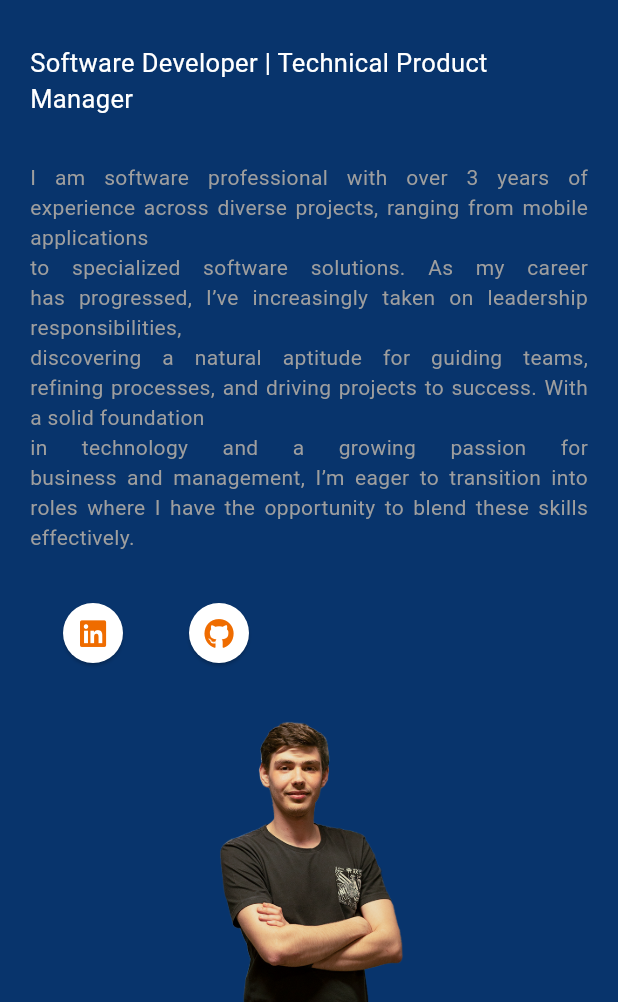
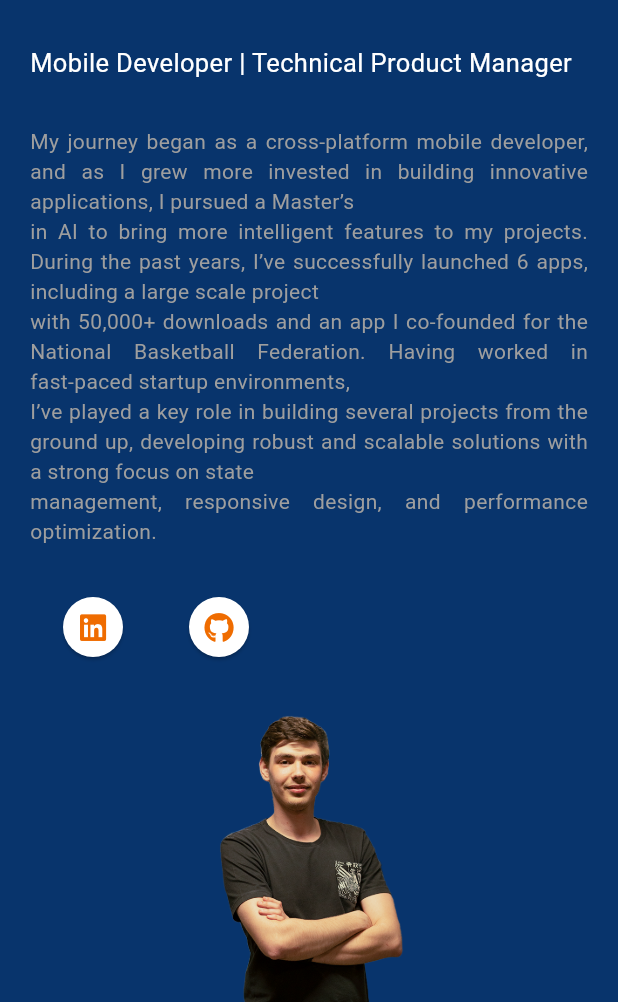
Before and after one commit to VictorRadoi/personal_website, a Flutter app: the screen it shows after launch, on a phone screen of 412 x 824 dp, the part 234-1236 px from its top. Run offline on Flutter 3.47's test engine with Material 3 defaults, Android fonts, the phone set to English and light mode, and no system bars; our stand-ins replace font_awesome_flutter, google_fonts; missing offline and left inert: universal_html; Roboto replaces fonts that are missing (Ubuntu).

Commit message:
desktop mode text changed

```diff
--- a/lib/presentation/desktop/sections/about_me_section.dart
+++ b/lib/presentation/desktop/sections/about_me_section.dart
@@ -114,7 +114,7 @@ class AboutMeSection extends StatelessWidget {
                         height: 30,
                       ),
                       SelectableText(
-                        'Software Developer | Technical Product Manager',
+                        'Mobile Developer | Technical Product Manager',
                         style: ubuntu17white,
                       ),
                       const SizedBox(
@@ -123,7 +123,11 @@ class AboutMeSection extends StatelessWidget {
                       SizedBox(
                         width: 550,
                         child: SelectableText(
-                          """I am software professional with over 3 years of experience across diverse projects, ranging from mobile applications to specialized software solutions. As my career has progressed, I’ve increasingly taken on leadership responsibilities, discovering a natural aptitude for guiding teams, refining processes, and driving projects to success. With a solid foundation in technology and a growing passion for business and management, I’m eager to transition into roles where I have the opportunity to blend these skills effectively.""",
+                          """My journey began as a cross‑platform mobile developer, and as I grew more invested in building innovative applications, I pursued a Master’s
+in AI to bring more intelligent features to my projects. During the past years, I’ve successfully launched 6 apps, including a large scale project
+with 50,000+ downloads and an app I co‑founded for the National Basketball Federation. Having worked in fast‑paced startup environments,
+I’ve played a key role in building several projects from the ground up, developing robust and scalable solutions with a strong focus on state
+management, responsive design, and performance optimization.""",
                           textAlign: TextAlign.left,
                           style: ubuntu14grey,
                         ),
--- a/lib/presentation/desktop/sections/achievements_section.dart
+++ b/lib/presentation/desktop/sections/achievements_section.dart
@@ -65,7 +65,7 @@ class AchievementsSection extends StatelessWidget {
                       ),
                       Flexible(
                         child: SelectableText(
-                          'Agile Requirements Foundations',
+                          'Mobile Development with React Native (2024)',
                           style: ubuntu17blackBold,
                         ),
                       ),
@@ -84,7 +84,7 @@ class AchievementsSection extends StatelessWidget {
                       ),
                       Flexible(
                         child: SelectableText(
-                          'Requirements Elicitation and Analysis',
+                          'Google Software Engineering Program (2023)',
                           style: ubuntu17blackBold,
                         ),
                       ),
--- a/lib/presentation/desktop/sections/education_section.dart
+++ b/lib/presentation/desktop/sections/education_section.dart
@@ -16,7 +16,7 @@ class EducationSection extends StatelessWidget {
                 'Dublin City University, Dublin, Ireland - September 2022 - June 2023',
             text2: """Master's Degree in Artifical Intelligence""",
             text3:
-                """• Core Modules: DataMining, DataVisualisation, Statistical Data Analysis, Machine Learning""",
+                """• Machine Learning, Artificial Intelligence, Data Analytics and Data Mining""",
           ),
           SizedBox(
             height: 15,
@@ -36,7 +36,7 @@ class EducationSection extends StatelessWidget {
                 """King's College London, London, United Kingdom - September 2018 - June 2021""",
             text2: """Bachelor's Degree in Computer Science""",
             text3:
-                """• Core Modules: Software Engineering, Database Systems, Object Oriented Design""",
+                """• Data Structures, Object Oriented Design, Databases, Software Engineering""",
           ),
         ],
       ),
--- a/lib/presentation/desktop/sections/experience_section.dart
+++ b/lib/presentation/desktop/sections/experience_section.dart
@@ -13,13 +13,13 @@ class ExperienceSection extends StatelessWidget {
         crossAxisAlignment: CrossAxisAlignment.start,
         children: [
           const TextTile(
-            text1: 'GoParty, Romania - September 2023 - Present',
-            text2: 'TECHNICAL PRODUCT OWNER',
+            text1: 'GoParty, Romania - June 2024 - Present',
+            text2: 'MOBILE DEVELOPER',
             text3:
-                """• Collaborated with founders to conceptualize and define the vision and roadmap for GoParty, an event ticketing solution, shaping the app’s core functionalities and user experience from the ground up
-• Led the Beta testing phase, successfully coordinating 3 events with early adopters, resulting in a 85% positive feedback rate and actionable insights for product improvement
-• Worked closely with founders, developers, and designers to ensure alignment on product goals and user experience
-• Introduced agile practices, managing the product back log and facilitating sprint planning and daily stand‐ups. This improved team productivity and has so far reduced the projected time‐to‐market by 3 months""",
+                """• Drove the UI development of a Flutter based event ticketing platform, from the initial design through to its current beta release phase, contributing to different stages of the project including prototyping, user testing and bug fixing
+• Designed the app architecture, implementing Riverpod for efficient state management
+• Developed a ticket scanning app for event organizers, integrating real‑time backend verification and QR scanning
+• Leveraged Retrofit and Dio to optimize network requests, implementing efficient caching which reduced API call latency and improved the speed of real‑time ticket validation""",
           ),
           const SizedBox(
             height: 15,
@@ -35,13 +35,13 @@ class ExperienceSection extends StatelessWidget {
             height: 15,
           ),
           const TextTile(
-            text1: 'XOXNO, Romania - December 2023 - May 2024',
-            text2: 'MOBILE DEVELOPMENT LEAD',
+            text1: 'XOXNO, Romania - December 2023 - April 2024',
+            text2: 'FLUTTER DEVELOPER (CONTRACT)',
             text3:
-                """• Oversaw the internal launch of the XOXNO mobile app, an NFT market place on the MultiversX blockchain
-• Contributed to the implementation of new features, including a high‐impact cryptocurrency transfer feature that enable susers to securely transfer digital assets, integrating real‐time transactions and multi‐currency support
-• Led the refactoring of the initial codebase, resulting in a 30% reduction in technical debt and a more scalable architecture
-• Coordinated with UX/UI designers and backend developers to ensure alignment on product features and design""",
+                """• Developed an NFT marketplace app supporting secure cryptocurrency transactions on the MultiversX blockchain
+• Led a major refactoring initiative to transform a legacy codebase into a more scalable and maintainable architecture, leveraging Riverpod for state management and Freezed for immutable data modeling
+• Enhanced routing efficiency and performance by implementing AutoRouter for seamless navigation and deep linking
+• Developed various app features, including secure QR code scanning for encryption and decryption, splash screen animations for enhanced user onboarding, and SharedPreferences for persistent local storage""",
           ),
           const SizedBox(
             height: 15,
@@ -57,14 +57,14 @@ class ExperienceSection extends StatelessWidget {
             height: 15,
           ),
           const TextTile(
-            text1: 'Teamboard, Romania - January 2021 - March 2023',
+            text1: 'Teamboard, Romania - May 2022 - August 2023',
             text2: 'PROJECT LEAD',
             text3:
-                """• Coordinated a small team of 5 and led the development of Teamboard, a sports club management platform
-• Managed end-to-end product development, from initial concept through to launch, overseeing all phases including design, development, testing, and deployment.
-• Was actively involved in the frontend development, implementing the main features of the application using Flutter
-• Maintained communication with over 30 sports clubs and coaches to gather requirements and identify new features
-• Led a product demonstration at the Romanian Basketball Federation’s 2022 Annual Conference, showcasing the application’s functions and securing its sale to a prominent sports club. The application quickly gained traction, surpassing 1,000 users at the time of sale""",
+                """• Coordinated a cross‑functional team of 5, leading the design and development of a sports club management platform
+• Served as the sole Flutter developer, implementing key features such as a dynamic calendar with notification integration, an in‑app chat system and a custom user dashboard for managing team activities and schedules
+• Improved scalability by restructuring the code with Clean Architecture, and used Flutter Bloc for managing real‑time updates like scheduling and notifications
+• Successfully led a product demonstration at the Romanian Basketball Federation’s 2022 Annual Conference, securing partnerships with multiple sports clubs
+• Managed the full product development lifecycle, from conceptualizing features to the public release. Worked closely with sports clubs and coaches, gathering feedback, implementing new feature requests, and addressing bug fixes""",
           ),
           const SizedBox(
             height: 15,
@@ -86,10 +86,11 @@ class ExperienceSection extends StatelessWidget {
             text1: 'Evolution Labs, Romania - June 2021 - May 2022',
             text2: 'JUNIOR APPLICATION DEVELOPER',
             text3:
-                """• Contributed to the development of the e-commerce application Carturesti, Romania’s largest online bookstore
-• Worked closely with the UX team to translate AdobeXD mock‐ups into responsive Flutter components
-• Developed a specialized Flutter application integrated with Zebra scanners, streamlining the process of managing and tracking book inventory, which lead to a 30% reduction stock management time
-• Followed Scrum practices, participating in daily stand‐ups, sprint planning, and retrospectives""",
+                """• Worked on developing the mobile application for Carturesti, Romania’s largest bookshop, now exceeding 50,000 downloads
+• Collaborated with the UX team to translate Adobe XD mockups into custom Flutter widgets
+• Focused on UI/UX development, utilizing Flutter’s Material Design library and custom responsive layouts
+• Built a internal application integrated with Zebra scanners, streamlining inventory management and book tracking processes for store operations
+• Followed Scrum practices, participating in daily stand‑ups, sprint planning, and retrospectives""",
           ),
           const SizedBox(
             height: 15,
@@ -105,12 +106,12 @@ class ExperienceSection extends StatelessWidget {
             height: 15,
           ),
           const TextTile(
-            text1: 'Evonomix, Romania - March 2020 - September 2020',
+            text1: 'Evonomix, Romania - Jun 2020 - September 2020',
             text2: 'SOFTWARE DEVELOPER INTERN',
             text3:
-                """• Designed and implemented a face filter application using advanced Augmented Reality (AR) techniques
-• Received mentorship and guidance in Unity development and AR tools from experienced professionals
-• Managed the project documentation, tracking technical challenges and solutions to support future development""",
+                """• Individually designed and developed a cross‑platform face filter application with real‑time facial tracking
+• Integrated Unity with Flutter using platform channels via the flutter_unity_widget
+• Created and embedded Unity scenes, leveraging Unity’s AR Foundation for facial detection and real‑time AR effects""",
           ),
           const SizedBox(
             height: 15,
--- a/lib/presentation/desktop/sections/projects_section.dart
+++ b/lib/presentation/desktop/sections/projects_section.dart
@@ -16,7 +16,9 @@ class ProjectsSection extends StatelessWidget {
           SquareTileDesktop(
             title: 'GestureXR',
             description:
-                """Master thesis project consisting of a machine learning algorithm designed to recognize hand gestures in real time and facilitate freehand interaction with virtual objects. Researching and comparing the performance of different machine learning models for dynamic hand gesture recognition. Python implementation using ML libraries (PyTorch, TensorFlow) and integration within a simple mobile application that enables real time testing.""",
+                """• Developed a dynamic gesture recognition system for freehand interaction in AR applications
+    • Architected a two‑stream neural network based on CNN and RNN cells, combining RGB and skeletal input
+    • Implemented in Python (MediaPipe, TensorFlow)""",
             icon: FontAwesomeIcons.hand,
             color: Colors.red,
           ),
@@ -31,10 +33,9 @@ class ProjectsSection extends StatelessWidget {
               SquareTileDesktop(
                 title: 'AirQRunner',
                 description:
-                    """Undergraduate final year project consisting of an activity tracking application which makes recommendations for running routes by
-avoiding areas with high leveles of pollution. Developed the backend service using Python, Flask and Firebase. Implemented a custom path finding algorithm based on A* which
-calculates the route cost based on 2 options: a given running distance or a destination provided by the user. Implemented a cross-platform Flutter application, using Figma for mock-up design and several third-party libraries for the business
-logic implementation (OpenStreetMaps, Google Maps Location)""",
+                    """• Developed an activity tracking app that suggests optimal running routes by avoiding highly polluted areas
+    • Built the backend service using Flask, and Firebase, implementing a custom A*‑based pathfinding algorithm
+    • Flutter imlementation integrating OpenStreetMaps""",
                 icon: FontAwesomeIcons.personRunning,
                 color: Colors.orange,
               ),
@@ -43,14 +44,32 @@ logic implementation (OpenStreetMaps, Google Maps Location)""",
           SizedBox(
             width: 30,
           ),
+          Column(
+            children: [
+              SizedBox(
+                height: 50,
+              ),
+              SquareTileDesktop(
+                title: 'RezerWith',
+                description:
+                    """• Worked within a team of 4 volunteers to develop a mobile application aimed at connecting small businesses with customers during the pandemic
+                  • Used Dart and Flutter, with Google Firebase for managing user accounts and real‑time appointment updates""",
+                icon: FontAwesomeIcons.shop,
+                color: Colors.blue,
+              ),
+            ],
+          ),
+          SizedBox(
+            width: 30,
+          ),
           SquareTileDesktop(
-            title: 'RezerWith',
+            title: 'The Wine Shelf',
             description:
-                """As part of a team of 4 developers, designed an application with the purpose of connecting small businesses within our local
-community with potential customers. Worked on both the frontend and backend of the application, applying technologies such as Flutter, Firebase and Firestore. Implemented several UI components and features including authentication, business logic for appointment creation and custom
-calendars.""",
-            icon: FontAwesomeIcons.shop,
-            color: Colors.blue,
+                """• Developed a React Native app that provides detailed wine information and pairing suggestions
+              • Incorporated a label scanning feature for wine recognition
+              • Integrated Firebase for storing user preferences, reviews, and personalized wine recommendations""",
+            icon: FontAwesomeIcons.personRunning,
+            color: Colors.orange,
           ),
         ],
       ),
--- a/lib/presentation/mobile/sections/about_me_section.dart
+++ b/lib/presentation/mobile/sections/about_me_section.dart
@@ -27,17 +27,18 @@ class AboutMeSection extends StatelessWidget {
                 height: 30,
               ),
               Text(
-                'Software Developer | Technical Product Manager',
+                'Mobile Developer | Technical Product Manager',
                 style: ubuntu17white,
               ),
               const SizedBox(
                 height: 30,
               ),
               Text(
-                """I am software professional with over 3 years of experience across diverse projects, ranging from mobile applications
-                to specialized software solutions. As my career has progressed, I’ve increasingly taken on leadership responsibilities,
-                discovering a natural aptitude for guiding teams, refining processes, and driving projects to success. With a solid foundation
-                in technology and a growing passion for business and management, I’m eager to transition into roles where I have the opportunity to blend these skills effectively.""",
+                """My journey began as a cross‑platform mobile developer, and as I grew more invested in building innovative applications, I pursued a Master’s
+in AI to bring more intelligent features to my projects. During the past years, I’ve successfully launched 6 apps, including a large scale project
+with 50,000+ downloads and an app I co‑founded for the National Basketball Federation. Having worked in fast‑paced startup environments,
+I’ve played a key role in building several projects from the ground up, developing robust and scalable solutions with a strong focus on state
+management, responsive design, and performance optimization.""",
                 textAlign: TextAlign.justify,
                 style: ubuntu14grey,
               ),
```
Also changed, not shown: pubspec.lock, 6 other files.
